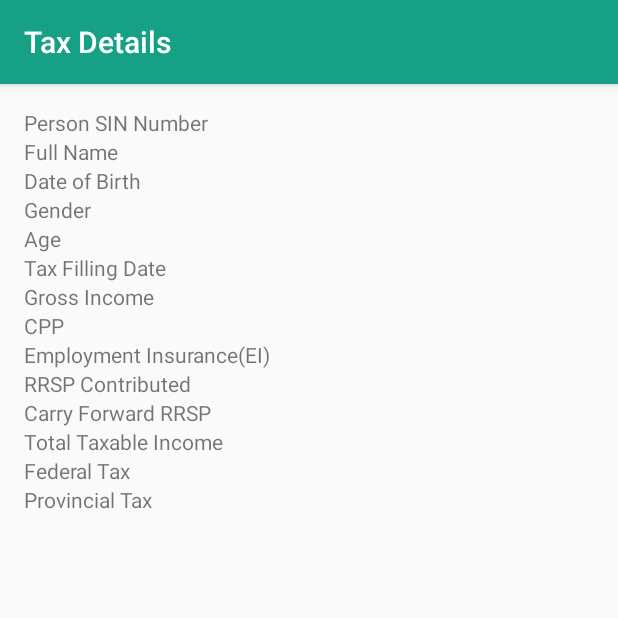
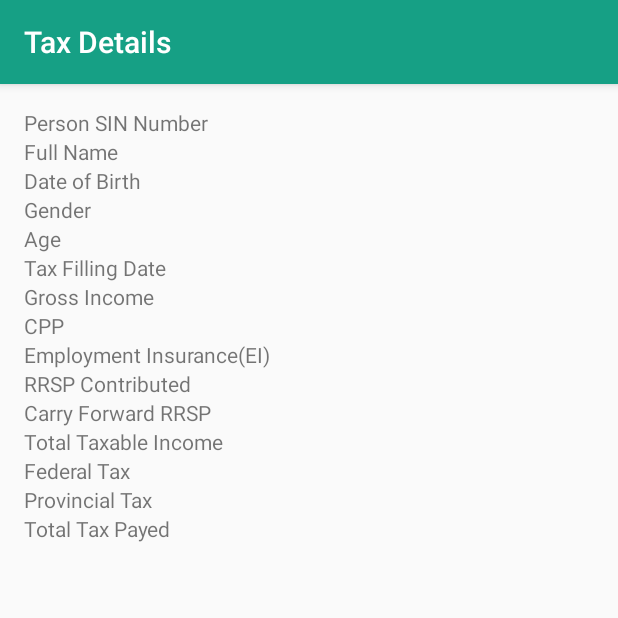
Before and after one commit to avanipatel9/C0772788_W2020_MAD3125_MidTerm, an Android app: the ShowTaxDetails screen opened directly, with no data from a screen before it, on a phone screen of 412 x 824 dp, the top half of it. Run offline under Robolectric (Android 15) with nearby library versions, the phone set to English and light mode, and no system bars.

Commit message:
[AP] TextView added for total tax payed in ShowTaxDetails xml

```diff
--- a/app/src/main/res/layout/activity_show_tax_details.xml
+++ b/app/src/main/res/layout/activity_show_tax_details.xml
@@ -210,6 +210,20 @@
                 android:textAlignment="viewEnd"/>
         </TableRow>
 
+        <TableRow>
+            <TextView
+                android:layout_width="0dp"
+                android:layout_height="wrap_content"
+                android:text="Total Tax Payed"
+                android:layout_weight="1" />
+            <TextView
+                android:id="@+id/val_total_tax_display"
+                android:layout_width="0dp"
+                android:layout_height="wrap_content"
+                android:layout_weight="1"
+                android:textAlignment="viewEnd"/>
+        </TableRow>
+
     </TableLayout>
 
 </androidx.constraintlayout.widget.ConstraintLayout>
```
